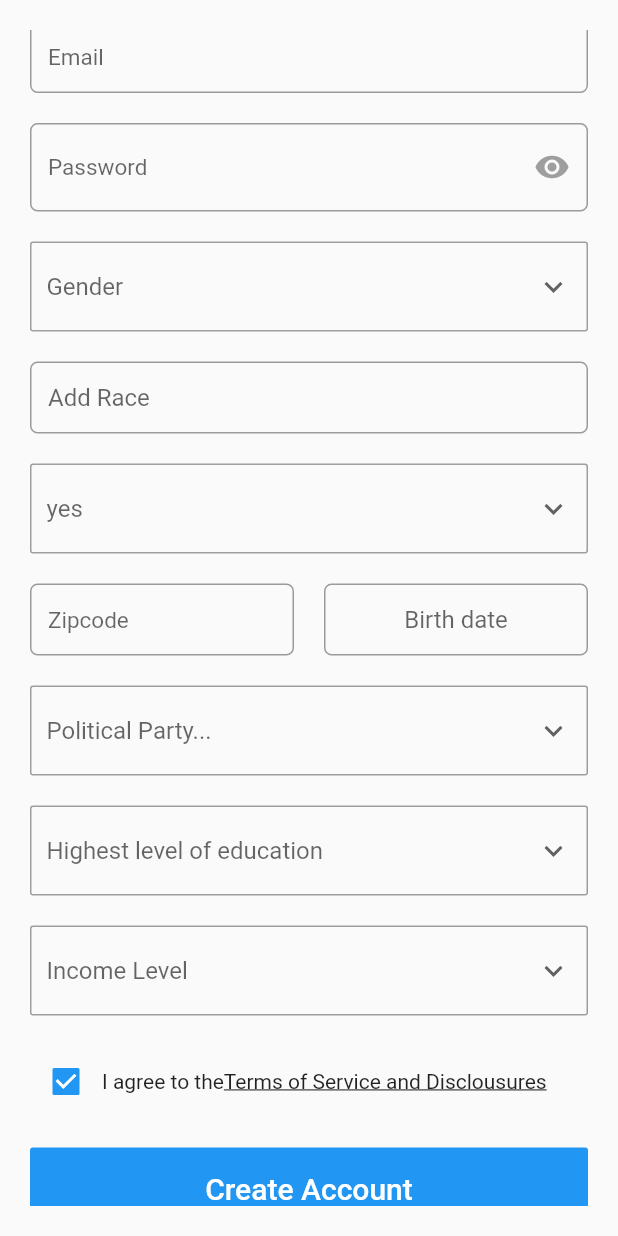
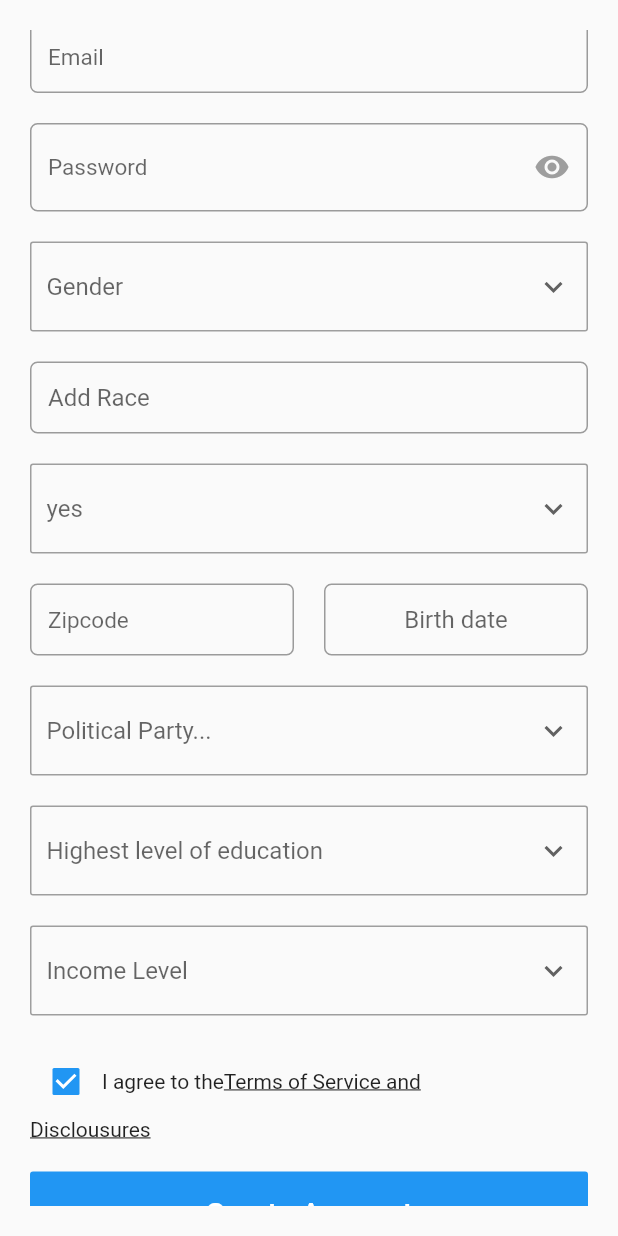
Before and after one commit to ronit99/Multiple_fields_form, a Flutter app: the screen it shows after launch, scrolled down 302 dp, on a phone screen of 412 x 824 dp. Run offline on Flutter 3.47's test engine with Material 2 defaults, Android fonts, the phone set to English and light mode, and no system bars; our stand-ins replace dropdown_formfield, email_validator, fluttertoast, geolocator; missing offline and left inert: age, dart:ffi, geocoder.

```diff
--- a/lib/register.dart
+++ b/lib/register.dart
@@ -553,10 +553,10 @@ class _RegisterState extends State<Register> {
                   onTap: () => _setAgreedToTOS(!_agreedToTOS),
                   child: const Text('I agree to the'),
                 ),
-                Text('Terms of Service and Disclousures',style: TextStyle(decoration: TextDecoration.underline,),)
+                Text('Terms of Service and',style: TextStyle(decoration: TextDecoration.underline,),)
               ],
             ),
-            // Text('Disclousures',style: TextStyle(decoration: TextDecoration.underline,),),
+            Text('Disclousures',style: TextStyle(decoration: TextDecoration.underline,),),
 
             // TextFormField(
             //   style: CustomTextStyle.display5(context),
--- a/pubspec.yaml
+++ b/pubspec.yaml
@@ -36,6 +36,7 @@ dependencies:
   permission_handler: ^5.0.1+1
   geocoder: ^0.2.1
   age: ^0.0.1
+  path_provider: ^1.6.24
 
 dev_dependencies:
   flutter_test:
```
Also changed, not shown: pubspec.lock, 5 other files.
